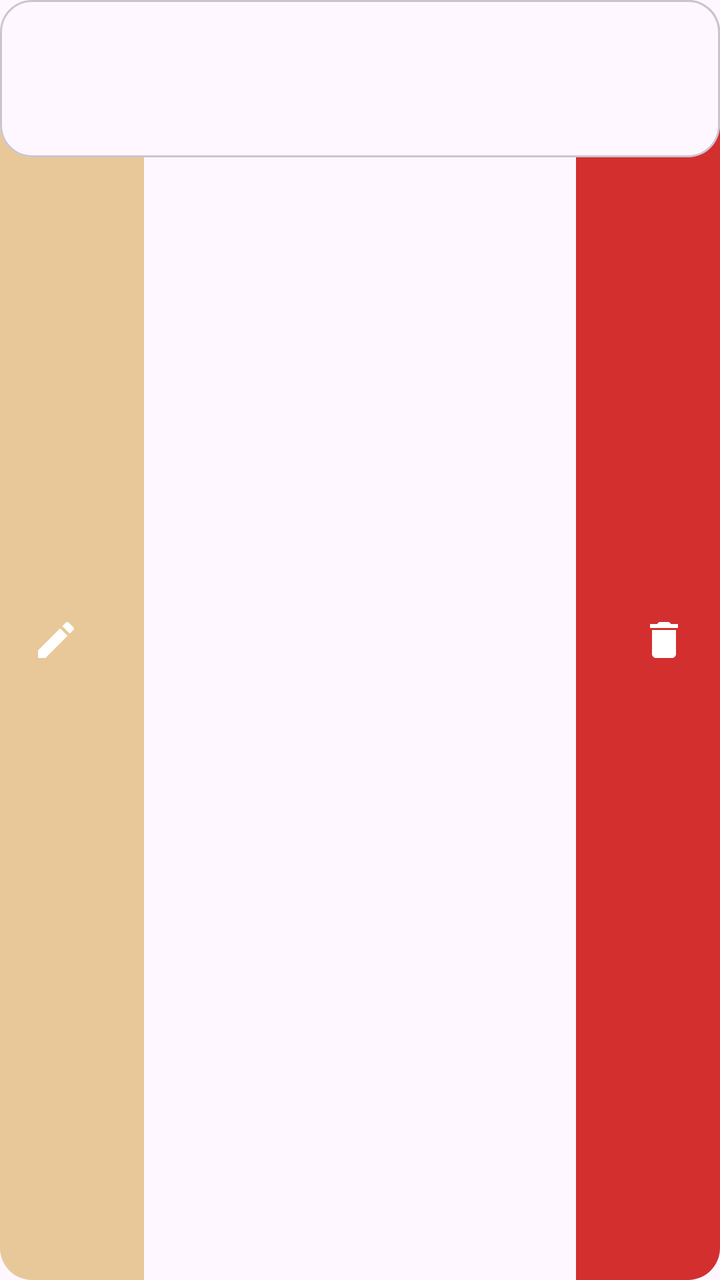
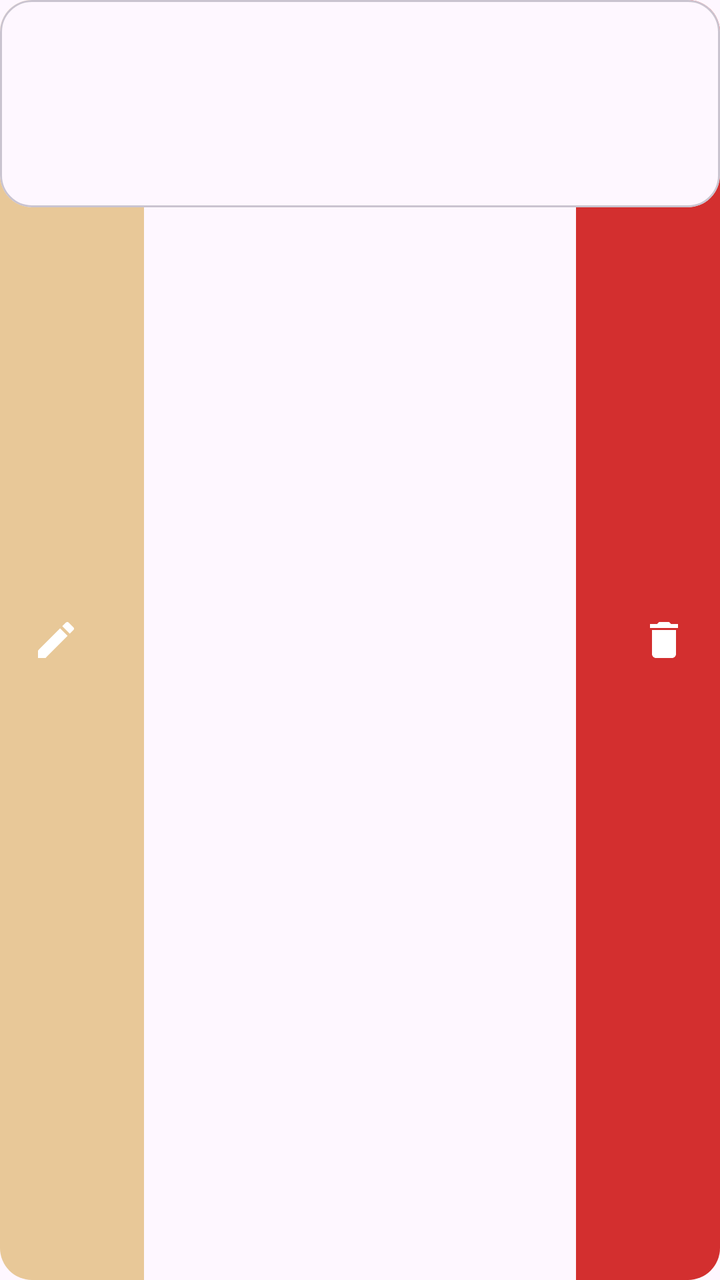

Screens rendered from an Android XML layout before and after an edit, with the pre-edit source and the edit as a unified diff.
<!-- AndroidManifest.xml: application theme Theme.Logbook.Brown -->
<!-- res/layout/item_entry.xml -->
<?xml version="1.0" encoding="utf-8"?>
<FrameLayout xmlns:android="http://schemas.android.com/apk/res/android"
    xmlns:app="http://schemas.android.com/apk/res-auto"
    android:id="@+id/item_entry_root"
    android:layout_width="match_parent"
    android:layout_height="wrap_content"
    android:layout_marginTop="8dp">

    <LinearLayout
        android:id="@+id/item_entry_actions"
        android:layout_width="match_parent"
        android:layout_height="match_parent"
        android:orientation="horizontal">

        <LinearLayout
            android:id="@+id/btn_edit_entry"
            android:layout_width="72dp"
            android:layout_height="match_parent"
            android:background="@drawable/bg_entry_action_left"
            android:clickable="true"
            android:focusable="true"
            android:gravity="center"
            android:paddingEnd="16dp">

            <ImageView
                android:layout_width="24dp"
                android:layout_height="24dp"
                android:contentDescription="@string/entry_action_edit"
                android:src="@drawable/ic_edit"
                app:tint="@android:color/white" />
        </LinearLayout>

        <View
            android:layout_width="0dp"
            android:layout_height="match_parent"
            android:layout_weight="1" />

        <LinearLayout
            android:id="@+id/btn_delete_entry"
            android:layout_width="72dp"
            android:layout_height="match_parent"
            android:background="@drawable/bg_entry_action_right"
            android:clickable="true"
            android:focusable="true"
            android:gravity="center"
            android:paddingStart="16dp">

            <ImageView
                android:layout_width="24dp"
                android:layout_height="24dp"
                android:contentDescription="@string/entry_action_delete"
                android:src="@drawable/ic_delete"
                app:tint="@android:color/white" />
        </LinearLayout>
    </LinearLayout>

    <com.google.android.material.card.MaterialCardView
        android:id="@+id/item_card"
        android:layout_width="match_parent"
        android:layout_height="wrap_content"
        app:cardCornerRadius="16dp"
        app:cardElevation="0dp"
        app:contentPadding="16dp"
        app:shapeAppearanceOverlay="@style/ShapeAppearance.Logbook.Tile.Full"
        app:strokeColor="?attr/colorOutlineVariant"
        app:strokeWidth="1dp">

        <LinearLayout
            android:layout_width="match_parent"
            android:layout_height="wrap_content"
            android:orientation="vertical">


<androidx.constraintlayout.widget.ConstraintLayout
    android:layout_width="match_parent"
    android:layout_height="wrap_content">

    <ImageView
        android:id="@+id/iv_airline_livery"
        android:layout_width="48dp"
        android:layout_height="wrap_content"
        android:layout_marginEnd="8dp"
        android:adjustViewBounds="true"
        android:contentDescription="@string/entry_airline_logo"
        android:scaleType="fitCenter"
        android:visibility="gone"
        app:layout_constraintBottom_toBottomOf="parent"
        app:layout_constraintStart_toStartOf="parent"
        app:layout_constraintTop_toTopOf="parent" />

    <TextView
        android:id="@+id/item_flight_no"
        android:layout_width="0dp"
        android:layout_height="wrap_content"
        android:layout_marginEnd="8dp"
        android:ellipsize="end"
        android:maxLines="1"
        android:textAppearance="@style/TextAppearance.Material3.BodyLarge"
        android:textStyle="bold"
        app:layout_constraintBottom_toBottomOf="parent"
        app:layout_constraintEnd_toStartOf="@id/item_route"
        app:layout_constraintStart_toEndOf="@id/iv_airline_livery"
        app:layout_constraintTop_toTopOf="parent" />

    <TextView
        android:id="@+id/item_route"
        android:layout_width="0dp"
        android:layout_height="wrap_content"
        android:layout_marginStart="4dp"
        android:layout_marginEnd="4dp"
        android:ellipsize="end"
        android:gravity="center"
        android:maxLines="1"
        android:textAppearance="@style/TextAppearance.Material3.BodyMedium"
        android:textColor="?attr/colorPrimary"
        app:layout_constraintBottom_toBottomOf="parent"
        app:layout_constraintEnd_toStartOf="@id/item_date"
        app:layout_constraintStart_toEndOf="@id/item_flight_no"
        app:layout_constraintTop_toTopOf="parent" />

    <TextView
        android:id="@+id/item_date"
        android:layout_width="wrap_content"
        android:layout_height="wrap_content"
        android:ellipsize="end"
        android:maxLines="1"
        android:textAppearance="@style/TextAppearance.Material3.BodyMedium"
        android:textStyle="bold"
        app:layout_constraintBottom_toBottomOf="parent"
        app:layout_constraintEnd_toEndOf="parent"
        app:layout_constraintTop_toTopOf="parent" />
</androidx.constraintlayout.widget.ConstraintLayout>


            <LinearLayout
                android:layout_width="match_parent"
                android:layout_height="wrap_content"
                android:layout_marginTop="6dp"
                android:gravity="center_vertical"
                android:orientation="horizontal">

                <TextView
                    android:id="@+id/item_type_meta"
                    android:layout_width="0dp"
                    android:layout_height="wrap_content"
                    android:layout_weight="2"
                    android:ellipsize="end"
                    android:maxLines="1"
                    android:textAppearance="@style/TextAppearance.Material3.BodyMedium"
                    android:textColor="?attr/colorOnSurfaceVariant" />

                <TextView
                    android:id="@+id/item_flight_type"
                    android:layout_width="0dp"
                    android:layout_height="wrap_content"
                    android:layout_marginStart="4dp"
                    android:layout_marginEnd="4dp"
                    android:layout_weight="1"
                    android:ellipsize="end"
                    android:gravity="center"
                    android:maxLines="1"
                    android:textAppearance="@style/TextAppearance.Material3.BodyMedium"
                    android:textColor="?attr/colorOnSurfaceVariant" />

                <TextView
                    android:id="@+id/item_class"
                    android:layout_width="0dp"
                    android:layout_height="wrap_content"
                    android:layout_weight="1"
                    android:ellipsize="end"
                    android:gravity="end"
                    android:maxLines="1"
                    android:textAppearance="@style/TextAppearance.Material3.BodyMedium"
                    android:textColor="?attr/colorOnSurfaceVariant" />
            </LinearLayout>

            <TextView
                android:id="@+id/item_comment"
                android:layout_width="match_parent"
                android:layout_height="wrap_content"
                android:layout_marginTop="4dp"
                android:visibility="gone"
                android:textAppearance="@style/TextAppearance.Material3.BodyMedium"
                android:textColor="?attr/colorOnSurfaceVariant" />
        </LinearLayout>
    </com.google.android.material.card.MaterialCardView>
</FrameLayout>
<!-- resources referenced by this layout -->
<resources>
  <!-- drawable bg_entry_action_left (drawable) -->
  <shape xmlns:android="http://schemas.android.com/apk/res/android">
      <corners
          android:bottomLeftRadius="16dp"
          android:topLeftRadius="16dp" />
      <solid android:color="?attr/colorPrimary" />
  </shape>
  <!-- drawable bg_entry_action_right (drawable) -->
  <shape xmlns:android="http://schemas.android.com/apk/res/android">
      <corners
          android:bottomRightRadius="16dp"
          android:topRightRadius="16dp" />
      <solid android:color="#FFD32F2F" />
  </shape>
  <!-- drawable ic_delete (drawable) -->
  <?xml version="1.0" encoding="utf-8"?>
  <vector xmlns:android="http://schemas.android.com/apk/res/android"
      android:width="24dp"
      android:height="24dp"
      android:tint="#FFFFFFFF"
      android:viewportWidth="24"
      android:viewportHeight="24">
      <path
          android:fillColor="@android:color/white"
          android:pathData="M6,19c0,1.1 0.9,2 2,2h8c1.1,0 2,-0.9 2,-2V7H6v12zM19,4h-3.5l-1,-1h-5l-1,1H5v2h14V4z" />
  </vector>
  <!-- drawable ic_edit (drawable) -->
  <?xml version="1.0" encoding="utf-8"?>
  <vector xmlns:android="http://schemas.android.com/apk/res/android"
      android:width="24dp"
      android:height="24dp"
      android:tint="#FFFFFFFF"
      android:viewportWidth="24"
      android:viewportHeight="24">
      <path
          android:fillColor="@android:color/white"
          android:pathData="M3,17.25V21h3.75L17.81,9.94l-3.75,-3.75L3,17.25zM20.71,7.04c0.39,-0.39 0.39,-1.02 0,-1.41l-2.34,-2.34c-0.39,-0.39 -1.02,-0.39 -1.41,0l-1.83,1.83 3.75,3.75 1.83,-1.83z" />
  </vector>
  <string name="entry_action_delete">Löschen</string>
  <string name="entry_action_edit">Bearbeiten</string>
  <string name="entry_airline_logo">Airline-Logo</string>
  <style name="ShapeAppearance.Logbook.Tile.Full" parent="">
          <item name="cornerFamily">rounded</item>
          <item name="cornerSizeTopLeft">16dp</item>
          <item name="cornerSizeTopRight">16dp</item>
          <item name="cornerSizeBottomRight">16dp</item>
          <item name="cornerSizeBottomLeft">16dp</item>
      </style>
  <style name="Theme.Logbook" parent="Base.Theme.Logbook">
          <item name="android:navigationBarColor">@android:color/transparent</item>
          <item name="android:statusBarColor">@android:color/transparent</item>
          <item name="android:windowLightStatusBar">?attr/isLightTheme</item>
      </style>
  <color name="accent_brown_primary">#FFE8C898</color>
  <color name="accent_brown_on_primary">#FF2D1600</color>
  <color name="accent_brown_primary_container">#FFF4E0D3</color>
  <color name="accent_brown_on_primary_container">#FF221B10</color>
  <color name="accent_brown_secondary">#FF635E58</color>
  <color name="accent_brown_on_secondary">#FFFFFFFF</color>
  <color name="accent_brown_secondary_container">#FFE9E2DA</color>
  <color name="accent_brown_on_secondary_container">#FF1F1A16</color>
  <color name="accent_brown_tertiary">#FF6D5B2F</color>
  <color name="accent_brown_on_tertiary">#FFFFFFFF</color>
  <color name="accent_brown_tertiary_container">#FFF6E0A8</color>
  <color name="accent_brown_on_tertiary_container">#FF221A00</color>
  <style name="Base.Theme.Logbook" parent="Theme.Material3.DayNight.NoActionBar">
          
          
      </style>
  <!-- unchanged entries left out for length: 1 -->
</resources>

<!-- the commit's change to res/layout/item_entry.xml (unified diff, before → after) -->
@@ -65,123 +65,156 @@
         app:strokeColor="?attr/colorOutlineVariant"
         app:strokeWidth="1dp">
 
-        <LinearLayout
+        
+        <androidx.constraintlayout.widget.ConstraintLayout
             android:layout_width="match_parent"
-            android:layout_height="wrap_content"
-            android:orientation="vertical">
-
-
-<androidx.constraintlayout.widget.ConstraintLayout
-    android:layout_width="match_parent"
-    android:layout_height="wrap_content">
-
-    <ImageView
-        android:id="@+id/iv_airline_livery"
-        android:layout_width="48dp"
-        android:layout_height="wrap_content"
-        android:layout_marginEnd="8dp"
-        android:adjustViewBounds="true"
-        android:contentDescription="@string/entry_airline_logo"
-        android:scaleType="fitCenter"
-        android:visibility="gone"
-        app:layout_constraintBottom_toBottomOf="parent"
-        app:layout_constraintStart_toStartOf="parent"
-        app:layout_constraintTop_toTopOf="parent" />
-
-    <TextView
-        android:id="@+id/item_flight_no"
-        android:layout_width="0dp"
-        android:layout_height="wrap_content"
-        android:layout_marginEnd="8dp"
-        android:ellipsize="end"
-        android:maxLines="1"
-        android:textAppearance="@style/TextAppearance.Material3.BodyLarge"
-        android:textStyle="bold"
-        app:layout_constraintBottom_toBottomOf="parent"
-        app:layout_constraintEnd_toStartOf="@id/item_route"
-        app:layout_constraintStart_toEndOf="@id/iv_airline_livery"
-        app:layout_constraintTop_toTopOf="parent" />
-
-    <TextView
-        android:id="@+id/item_route"
-        android:layout_width="0dp"
-        android:layout_height="wrap_content"
-        android:layout_marginStart="4dp"
-        android:layout_marginEnd="4dp"
-        android:ellipsize="end"
-        android:gravity="center"
-        android:maxLines="1"
-        android:textAppearance="@style/TextAppearance.Material3.BodyMedium"
-        android:textColor="?attr/colorPrimary"
-        app:layout_constraintBottom_toBottomOf="parent"
-        app:layout_constraintEnd_toStartOf="@id/item_date"
-        app:layout_constraintStart_toEndOf="@id/item_flight_no"
-        app:layout_constraintTop_toTopOf="parent" />
-
-    <TextView
-        android:id="@+id/item_date"
-        android:layout_width="wrap_content"
-        android:layout_height="wrap_content"
-        android:ellipsize="end"
-        android:maxLines="1"
-        android:textAppearance="@style/TextAppearance.Material3.BodyMedium"
-        android:textStyle="bold"
-        app:layout_constraintBottom_toBottomOf="parent"
-        app:layout_constraintEnd_toEndOf="parent"
-        app:layout_constraintTop_toTopOf="parent" />
-</androidx.constraintlayout.widget.ConstraintLayout>
-
-
-            <LinearLayout
-                android:layout_width="match_parent"
-                android:layout_height="wrap_content"
-                android:layout_marginTop="6dp"
-                android:gravity="center_vertical"
-                android:orientation="horizontal">
-
-                <TextView
-                    android:id="@+id/item_type_meta"
-                    android:layout_width="0dp"
-                    android:layout_height="wrap_content"
-                    android:layout_weight="2"
-                    android:ellipsize="end"
-                    android:maxLines="1"
-                    android:textAppearance="@style/TextAppearance.Material3.BodyMedium"
-                    android:textColor="?attr/colorOnSurfaceVariant" />
-
-                <TextView
-                    android:id="@+id/item_flight_type"
-                    android:layout_width="0dp"
-                    android:layout_height="wrap_content"
-                    android:layout_marginStart="4dp"
-                    android:layout_marginEnd="4dp"
-                    android:layout_weight="1"
-                    android:ellipsize="end"
-                    android:gravity="center"
-                    android:maxLines="1"
-                    android:textAppearance="@style/TextAppearance.Material3.BodyMedium"
-                    android:textColor="?attr/colorOnSurfaceVariant" />
-
-                <TextView
-                    android:id="@+id/item_class"
-                    android:layout_width="0dp"
-                    android:layout_height="wrap_content"
-                    android:layout_weight="1"
-                    android:ellipsize="end"
-                    android:gravity="end"
-                    android:maxLines="1"
-                    android:textAppearance="@style/TextAppearance.Material3.BodyMedium"
-                    android:textColor="?attr/colorOnSurfaceVariant" />
-            </LinearLayout>
-
+            android:layout_height="wrap_content">
+
+            <androidx.constraintlayout.widget.Guideline
+                android:id="@+id/item_band_start"
+                android:layout_width="wrap_content"
+                android:layout_height="wrap_content"
+                android:orientation="vertical"
+                app:layout_constraintGuide_percent="0.25" />
+
+            <androidx.constraintlayout.widget.Guideline
+                android:id="@+id/item_band_end"
+                android:layout_width="wrap_content"
+                android:layout_height="wrap_content"
+                android:orientation="vertical"
+                app:layout_constraintGuide_percent="0.75" />
+
+            
+            <ImageView
+                android:id="@+id/iv_airline_livery"
+                android:layout_width="48dp"
+                android:layout_height="wrap_content"
+                android:layout_marginEnd="8dp"
+                android:adjustViewBounds="true"
+                android:contentDescription="@string/entry_airline_logo"
+                android:scaleType="fitCenter"
+                android:visibility="gone"
+                app:layout_constraintBottom_toBottomOf="@id/item_route"
+                app:layout_constraintStart_toStartOf="parent"
+                app:layout_constraintTop_toTopOf="@id/item_route" />
+
+            <TextView
+                android:id="@+id/item_route"
+                android:layout_width="0dp"
+                android:layout_height="wrap_content"
+                android:ellipsize="end"
+                android:gravity="center"
+                android:maxLines="1"
+                android:textAppearance="@style/TextAppearance.Material3.BodyMedium"
+                android:textColor="?attr/colorPrimary"
+                app:layout_constraintEnd_toStartOf="@id/item_band_end"
+                app:layout_constraintStart_toStartOf="@id/item_band_start"
+                app:layout_constraintTop_toTopOf="parent" />
+
+            <TextView
+                android:id="@+id/item_date"
+                android:layout_width="wrap_content"
+                android:layout_height="wrap_content"
+                android:layout_marginStart="8dp"
+                android:ellipsize="end"
+                android:gravity="end"
+                android:maxLines="1"
+                android:textAppearance="@style/TextAppearance.Material3.BodyMedium"
+                android:textStyle="bold"
+                app:layout_constraintBottom_toBottomOf="@id/item_route"
+                app:layout_constraintEnd_toEndOf="parent"
+                app:layout_constraintTop_toTopOf="@id/item_route" />
+
+            <androidx.constraintlayout.widget.Barrier
+                android:id="@+id/item_barrier_top"
+                android:layout_width="wrap_content"
+                android:layout_height="wrap_content"
+                app:barrierDirection="bottom"
+                app:constraint_referenced_ids="iv_airline_livery,item_route,item_date" />
+
+            
+            <TextView
+                android:id="@+id/item_flight_no"
+                android:layout_width="0dp"
+                android:layout_height="wrap_content"
+                android:layout_marginTop="6dp"
+                android:ellipsize="end"
+                android:maxLines="1"
+                android:textAppearance="@style/TextAppearance.Material3.BodyLarge"
+                android:textStyle="bold"
+                app:layout_constraintEnd_toStartOf="@id/item_band_start"
+                app:layout_constraintStart_toStartOf="parent"
+                app:layout_constraintTop_toBottomOf="@id/item_barrier_top" />
+
+            <TextView
+                android:id="@+id/item_flight_type"
+                android:layout_width="0dp"
+                android:layout_height="wrap_content"
+                android:layout_marginTop="6dp"
+                android:ellipsize="end"
+                android:gravity="center"
+                android:maxLines="1"
+                android:textAppearance="@style/TextAppearance.Material3.BodyMedium"
+                android:textColor="?attr/colorOnSurfaceVariant"
+                app:layout_constraintEnd_toStartOf="@id/item_band_end"
+                app:layout_constraintStart_toStartOf="@id/item_band_start"
+                app:layout_constraintTop_toBottomOf="@id/item_barrier_top"
+                app:layout_constraintBaseline_toBaselineOf="@id/item_flight_no" />
+
+            <androidx.constraintlayout.widget.Barrier
+                android:id="@+id/item_barrier_middle"
+                android:layout_width="wrap_content"
+                android:layout_height="wrap_content"
+                app:barrierDirection="bottom"
+                app:constraint_referenced_ids="item_flight_no,item_flight_type" />
+
+            
+            <TextView
+                android:id="@+id/item_type_meta"
+                android:layout_width="0dp"
+                android:layout_height="wrap_content"
+                android:layout_marginTop="6dp"
+                android:ellipsize="end"
+                android:maxLines="1"
+                android:textAppearance="@style/TextAppearance.Material3.BodyMedium"
+                android:textColor="?attr/colorOnSurfaceVariant"
+                app:layout_constraintEnd_toStartOf="@id/item_class"
+                app:layout_constraintStart_toStartOf="parent"
+                app:layout_constraintTop_toBottomOf="@id/item_barrier_middle" />
+
+            <TextView
+                android:id="@+id/item_class"
+                android:layout_width="wrap_content"
+                android:layout_height="wrap_content"
+                android:layout_marginStart="8dp"
+                android:layout_marginTop="6dp"
+                android:ellipsize="end"
+                android:gravity="end"
+                android:maxLines="1"
+                android:textAppearance="@style/TextAppearance.Material3.BodyMedium"
+                android:textColor="?attr/colorOnSurfaceVariant"
+                app:layout_constraintEnd_toEndOf="parent"
+                app:layout_constraintTop_toBottomOf="@id/item_barrier_middle" />
+
+            <androidx.constraintlayout.widget.Barrier
+                android:id="@+id/item_barrier_bottom"
+                android:layout_width="wrap_content"
+                android:layout_height="wrap_content"
+                app:barrierDirection="bottom"
+                app:constraint_referenced_ids="item_type_meta,item_class" />
+
+            
             <TextView
                 android:id="@+id/item_comment"
-                android:layout_width="match_parent"
-                android:layout_height="wrap_content"
-                android:layout_marginTop="4dp"
+                android:layout_width="0dp"
+                android:layout_height="wrap_content"
+                android:layout_marginTop="6dp"
+                android:textAppearance="@style/TextAppearance.Material3.BodyMedium"
+                android:textColor="?attr/colorOnSurfaceVariant"
                 android:visibility="gone"
-                android:textAppearance="@style/TextAppearance.Material3.BodyMedium"
-                android:textColor="?attr/colorOnSurfaceVariant" />
-        </LinearLayout>
+                app:layout_constraintEnd_toEndOf="parent"
+                app:layout_constraintStart_toStartOf="parent"
+                app:layout_constraintTop_toBottomOf="@id/item_barrier_bottom" />
+        </androidx.constraintlayout.widget.ConstraintLayout>
     </com.google.android.material.card.MaterialCardView>
 </FrameLayout>
